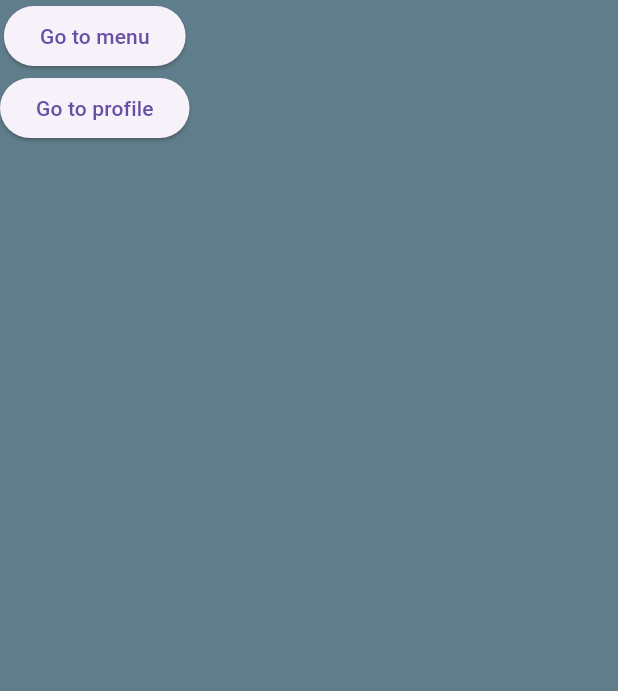
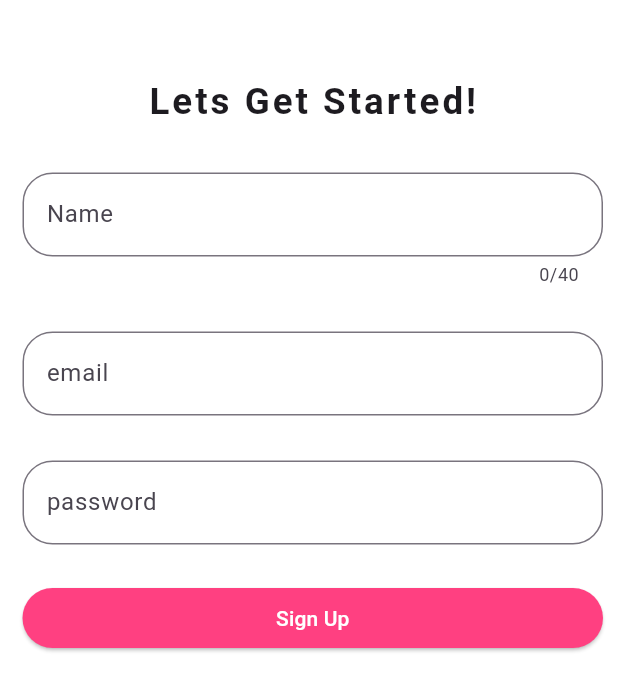
Before and after one commit to yanavalencia/yanav, a Flutter app: the screen it shows after launch, on a phone screen of 412 x 824 dp. Shown: the top 691 px of the screen. Run offline on Flutter 3.47's test engine with Material 3 defaults, Android fonts, the phone set to English and light mode, and no system bars.

Commit message:
ACTIVITY 3

```diff
--- /dev/null
+++ b/lib/PAGES/signup.dart
@@ -0,0 +1,133 @@
+import'package:flutter/material.dart';
+
+
+class Signup extends StatefulWidget {
+
+  @override
+  State<Signup> createState() => _signupState();
+}
+
+class _signupState extends State<Signup> {
+  final formKey  = GlobalKey<FormState>();
+  String name = '';
+  String email = '';
+  String password= '';
+
+  @override
+  Widget build(BuildContext context) {
+    return Scaffold(
+      backgroundColor: Colors.white,
+      body: SafeArea(
+        child: Padding(
+          padding: EdgeInsets.fromLTRB(15.0,50.0, 10.0,0 ),
+          child: Column(
+            children: <Widget>[
+            Text(
+              'Lets Get Started!',
+              style: TextStyle(
+                fontWeight: FontWeight.w700,
+                letterSpacing: 2.0,
+                fontSize: 24.5
+              ),
+            ),
+          SizedBox(height: 30.0,),
+          Form(
+            key: formKey,
+            child: Column(
+              crossAxisAlignment:CrossAxisAlignment.stretch,
+              children: <Widget>[
+                TextFormField(
+            maxLength: 40,
+                decoration: InputDecoration(
+              label: Text('Name'),
+                  border:OutlineInputBorder(
+                borderRadius: BorderRadius.circular(20.0)
+            )
+          ),
+                  validator: (value){
+              if(value== null|| value.isEmpty){
+                return 'Please provide a name';
+                    }
+                    if (value.length <2){
+                      return 'Name should be atleast 3 letters long';
+                    }
+                    return null;
+                  },
+                  onSaved: (value){
+              name = value!;
+                  },
+          ),
+                SizedBox(height: 30.0,),
+                TextFormField(
+                  keyboardType: TextInputType.emailAddress,
+
+                  decoration: InputDecoration(
+                      label: Text('email'),
+                      border:OutlineInputBorder(
+                          borderRadius: BorderRadius.circular(20.0)
+                      )
+                  ),
+                  validator: (value){
+                    if(value== null|| value.isEmpty){
+                      return 'Please provide a email';
+                    }
+                    return null;
+                  },
+    onSaved: (value) {
+      name = value!;
+    }
+                ),
+                SizedBox(height: 30.0,),
+                TextFormField(
+                  obscureText: true,
+                  decoration: InputDecoration(
+                      label: Text('password'),
+                      border:OutlineInputBorder(
+                          borderRadius: BorderRadius.circular(20.0)
+                      )
+                  ),
+                  validator: (value){
+                    if(value== null|| value.isEmpty){
+                      return 'Please provide a password';
+                    }
+                    if (value.length <8){
+                      return 'password should be atleast 8 letters long';
+                    }
+                    if (value.length >20){
+                      return 'Password must be 20 characters long only';
+                    }
+                    return null;
+                  },
+    onSaved: (value){
+    name = value!;
+    }
+                ),
+                SizedBox(height: 25.0,),
+                ElevatedButton(
+                  onPressed: (){
+                   if(formKey.currentState!.validate()){
+                     formKey.currentState!.save();
+                     print(name);
+                     print(email);
+                     print(password);
+    }
+                  },
+                  child: Text('Sign Up'),
+                  style: ElevatedButton.styleFrom(
+                    backgroundColor: Colors.pinkAccent,
+                    foregroundColor: Colors.white
+                  ),
+                )
+        ],
+      ),
+    ),
+  ]
+    ),
+    ),
+      )
+    );
+  }
+
+
+
+}
--- a/lib/main.dart
+++ b/lib/main.dart
@@ -1,13 +1,17 @@
 import 'package:flutter/material.dart';
+import 'package:untitled2/PAGES/signup.dart';
 import 'package:untitled2/home.dart';
 import 'package:untitled2/PAGES/dashboard.dart';
+
 
 import 'PAGES/menu.dart';
 
 void main() => runApp(MaterialApp(
+  initialRoute: '/signup',
   routes: {
     '/' : (context) => Dashboard(),
     '/menu' :(context) => Menu(),
     '/profile' :(context) => Home(),
+    '/signup':(context) =>Signup(),
   },
 ));
```
